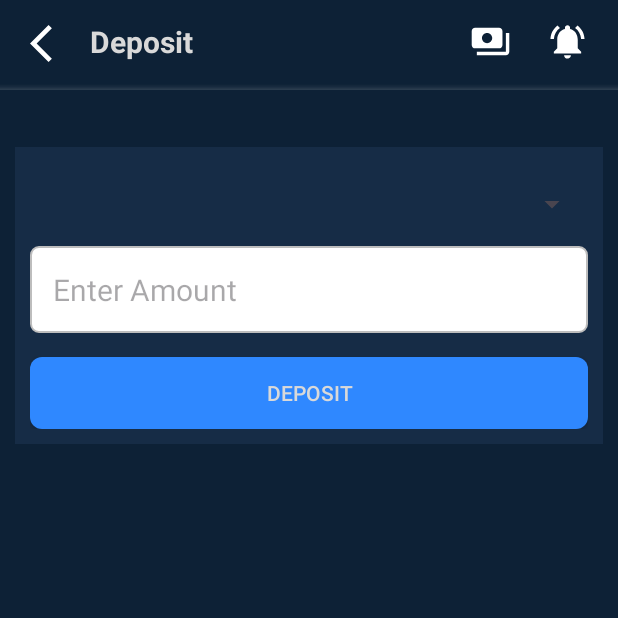
After one commit to Artan0/wallet_app, an Android app: the DepositActivity screen opened directly, with no data from a screen before it, on a phone screen of 412 x 824 dp, the top half of it. The commit adds this screen. Run offline under Robolectric (Android 15) with nearby library versions, the phone set to English and light mode, and no system bars; our stand-ins replace Firebase (no records; nobody signed in at launch, a user with empty details on screens opened directly).

Commit message:
Deposit and withdraw functionality implemented

```diff
--- a/app/build.gradle.kts
+++ b/app/build.gradle.kts
@@ -78,8 +78,12 @@ dependencies {
     implementation ("com.github.PhilJay:MPAndroidChart:v3.1.0")
     implementation("com.google.gms:google-services:4.4.1")
     implementation ("com.sun.mail:android-mail:1.6.7")
-    implementation ("com.sun.mail:android-activation:1.6.7")
+    implementation ("com.sun.mail:android-activation:1.2.0")
     implementation ("com.google.zxing:core:3.4.0")
     implementation ("com.journeyapps:zxing-android-embedded:3.6.0")
 
+//    implementation ("com.twilio.sdk:twilio:8.22.0")
+//    implementation ("com.google.android.gms:play-services-auth:20.7.0")
+//    implementation ("com.google.android.gms:play-services-auth-api-phone:20.1.0")
+
 }
--- /dev/null
+++ b/app/src/main/java/com/example/wallet_app/DepositActivity.kt
@@ -0,0 +1,162 @@
+// DepositActivity.kt
+package com.example.wallet_app
+
+import androidx.appcompat.app.AppCompatActivity
+import android.os.Bundle
+import android.widget.ArrayAdapter
+import android.widget.Spinner
+import android.widget.EditText
+import android.widget.Button
+import android.content.Intent
+import android.util.Log
+import android.view.View
+import android.view.ViewGroup
+import android.widget.ImageButton
+import android.widget.TextView
+import android.widget.Toast
+import androidx.core.content.ContextCompat
+import com.example.wallet_app.model.Card
+import com.example.wallet_app.model.Wallet
+import com.google.firebase.auth.FirebaseAuth
+import com.google.firebase.firestore.DocumentReference
+import com.google.firebase.firestore.FirebaseFirestore
+import com.google.firebase.firestore.FieldValue
+
+class DepositActivity : AppCompatActivity() {
+
+    private lateinit var cardSpinner: Spinner
+    private lateinit var amountEditText: EditText
+    private lateinit var submitDepositButton: Button
+    private lateinit var sendMoneyButton: ImageButton
+    private lateinit var notificationButton : ImageButton
+    private lateinit var backButton: ImageButton
+
+    override fun onCreate(savedInstanceState: Bundle?) {
+        super.onCreate(savedInstanceState)
+        setContentView(R.layout.activity_deposit)
+
+        cardSpinner = findViewById(R.id.cardSpinner)
+        amountEditText = findViewById(R.id.amountEditText)
+        submitDepositButton = findViewById(R.id.submitDepositButton)
+        sendMoneyButton = findViewById(R.id.sendMoneyButton)
+        notificationButton = findViewById(R.id.notificationButton)
+        backButton = findViewById(R.id.backButton)
+
+        retrieveUserCards()
+
+        submitDepositButton.setOnClickListener { onSubmitDepositClicked() }
+
+        sendMoneyButton.setOnClickListener {
+            val intent = Intent(this, TransactionActivity::class.java)
+            startActivity(intent)
+        }
+        notificationButton.setOnClickListener {
+            val intent = Intent(this, NotificationActivity::class.java)
+            startActivity(intent)
+        }
+        backButton.setOnClickListener {
+            finish()
+        }
+    }
+
+    private fun retrieveUserCards() {
+        val userId = FirebaseAuth.getInstance().currentUser?.uid
+        if (userId != null) {
+            val walletRef = FirebaseFirestore.getInstance().collection("wallets").document(userId)
+
+            walletRef.get()
+                .addOnSuccessListener { document ->
+                    if (document != null && document.exists()) {
+                        val wallet = document.toObject(Wallet::class.java)
+                        wallet?.cards?.let { cards ->
+                            val cardAdapter = object : ArrayAdapter<Card>(this, android.R.layout.simple_spinner_item, cards) {
+                                override fun getView(position: Int, convertView: View?, parent: ViewGroup): View {
+                                    val view = super.getView(position, convertView, parent)
+                                    val card = getItem(position)
+                                    val maskedCardNumber = maskCardNumber(card?.cardNumber ?: "")
+                                    (view as TextView).text = "Card: $maskedCardNumber"
+                                    view.setTextColor(ContextCompat.getColor(context, R.color.wallet_text_color))
+                                    return view
+                                }
+
+                                override fun getDropDownView(position: Int, convertView: View?, parent: ViewGroup): View {
+                                    val view = super.getDropDownView(position, convertView, parent)
+                                    val card = getItem(position)
+                                    val maskedCardNumber = maskCardNumber(card?.cardNumber ?: "")
+                                    (view as TextView).text = "Card: $maskedCardNumber"
+                                    view.setTextColor(ContextCompat.getColor(context, R.color.wallet_text_color))
+                                    return view
+                                }
+                            }
+
+                            cardAdapter.setDropDownViewResource(android.R.layout.simple_spinner_dropdown_item)
+                            cardSpinner.adapter = cardAdapter
+                        }
+                    } else {
+                        Log.d("Firestore", "No such document")
+                    }
+                }
+                .addOnFailureListener { exception ->
+                    Log.e("Firestore", "Error getting wallet document", exception)
+                }
+        }
+    }
+
+
+    private fun onSubmitDepositClicked() {
+        val selectedCard: Card = cardSpinner.selectedItem as Card
+        val enteredAmount: Double = amountEditText.text.toString().toDoubleOrNull() ?: 0.0
+
+        try {
+            validateDepositInput(enteredAmount)
+            updateBalance(selectedCard, enteredAmount)
+        } catch (e: IllegalArgumentException) {
+            showToast(e.message ?: "Invalid input")
+        }
+    }
+
+    private fun validateDepositInput(amount: Double) {
+        if (amount <= 0) {
+            throw IllegalArgumentException("Please enter a valid amount greater than 0.")
+        }
+        if (amount < 15) {
+            throw IllegalArgumentException("The minimum deposit amount is $15.")
+        }
+    }
+
+    private fun updateBalance(selectedCard: Card, amount: Double) {
+        val userId = FirebaseAuth.getInstance().currentUser?.uid
+        if (userId != null) {
+            val walletRef = FirebaseFirestore.getInstance().collection("wallets").document(userId)
+
+            // Mask the card number before displaying
+            val maskedCardNumber = maskCardNumber(selectedCard.cardNumber)
+
+            walletRef.update(
+                "balance", FieldValue.increment(amount),
+                "lastTransaction", "Deposit $amount to Card ending in $maskedCardNumber"
+            )
+                .addOnSuccessListener {
+                    showToast("Deposit successful. Added balance: $amount")
+                    clearInputFields()
+                }
+                .addOnFailureListener { exception ->
+                    Log.e("Firestore", "Error updating wallet document", exception)
+                    showToast("Failed to update balance. Please try again.")
+                }
+        }
+    }
+    private fun maskCardNumber(cardNumber: String): String {
+        val visibleDigits = 4
+        val maskedDigits = cardNumber.length - visibleDigits
+        return "*".repeat(maskedDigits) + cardNumber.substring(maskedDigits)
+    }
+
+    private fun showToast(message: String) {
+        Toast.makeText(this, message, Toast.LENGTH_SHORT).show()
+    }
+
+    private fun clearInputFields() {
+        amountEditText.text.clear()
+    }
+}
--- /dev/null
+++ b/app/src/main/res/layout/activity_deposit.xml
@@ -0,0 +1,134 @@
+<!-- activity_deposit.xml -->
+<androidx.constraintlayout.widget.ConstraintLayout xmlns:android="http://schemas.android.com/apk/res/android"
+    xmlns:tools="http://schemas.android.com/tools"
+    android:layout_width="match_parent"
+    android:layout_height="match_parent"
+    xmlns:app="http://schemas.android.com/apk/res-auto"
+    android:background="@color/wallet_background_color_secondary"
+    tools:context=".DepositActivity"
+    >
+    <androidx.constraintlayout.widget.ConstraintLayout
+        android:id="@+id/topBar"
+        android:layout_width="0dp"
+        android:layout_height="wrap_content"
+        android:orientation="horizontal"
+        android:padding="10dp"
+        app:layout_constraintEnd_toEndOf="parent"
+        app:layout_constraintStart_toStartOf="parent"
+        app:layout_constraintTop_toTopOf="parent">
+
+        <ImageButton
+            android:id="@+id/backButton"
+            android:layout_width="wrap_content"
+            android:layout_height="wrap_content"
+            android:layout_marginStart="10dp"
+            android:layout_marginTop="4dp"
+            android:background="@android:color/transparent"
+            android:src="@drawable/baseline_arrow_back_ios_24"
+            app:layout_constraintStart_toStartOf="parent"
+            app:layout_constraintTop_toTopOf="parent" />
+
+        <ImageButton
+            android:id="@+id/notificationButton"
+            android:layout_width="wrap_content"
+            android:layout_height="wrap_content"
+            android:layout_marginTop="4dp"
+            android:layout_marginEnd="10dp"
+            android:background="@android:color/transparent"
+            android:src="@drawable/baseline_notifications_active_24"
+            app:layout_constraintEnd_toEndOf="parent"
+            app:layout_constraintTop_toTopOf="parent" />
+
+        <ImageButton
+            android:id="@+id/sendMoneyButton"
+            android:layout_width="wrap_content"
+            android:layout_height="wrap_content"
+            android:layout_marginTop="4dp"
+            android:layout_marginEnd="24dp"
+            android:background="@android:color/transparent"
+            android:src="@drawable/baseline_payments_24"
+            app:layout_constraintEnd_toStartOf="@+id/notificationButton"
+            app:layout_constraintTop_toTopOf="parent" />
+
+        <TextView
+            android:id="@+id/moneyTransfer"
+            android:layout_width="wrap_content"
+            android:layout_height="wrap_content"
+            android:layout_marginStart="10dp"
+            android:layout_marginTop="4dp"
+            android:text="Deposit"
+            android:textColor="@color/wallet_text_color"
+            android:textSize="20sp"
+            android:textStyle="bold"
+            app:layout_constraintStart_toEndOf="@+id/backButton"
+            app:layout_constraintTop_toTopOf="parent" />
+
+    </androidx.constraintlayout.widget.ConstraintLayout>
+
+    <View
+        android:layout_width="0dp"
+        android:layout_height="4dp"
+        android:layout_marginTop="56dp"
+        android:background="@drawable/shadowgradient"
+        app:layout_constraintEnd_toEndOf="parent"
+        app:layout_constraintHorizontal_bias="0.0"
+        app:layout_constraintStart_toStartOf="parent"
+        app:layout_constraintTop_toTopOf="parent" />
+
+    <androidx.constraintlayout.widget.ConstraintLayout
+        android:layout_width="match_parent"
+        android:layout_height="wrap_content"
+        android:layout_margin="10dp"
+        android:layout_marginTop="1dp"
+        android:background="@color/wallet_background_color"
+        android:padding="10dp"
+        app:layout_constraintBottom_toBottomOf="parent"
+        app:layout_constraintEnd_toEndOf="parent"
+        app:layout_constraintHorizontal_bias="0.473"
+        app:layout_constraintStart_toStartOf="parent"
+        app:layout_constraintTop_toBottomOf="@id/topBar"
+        app:layout_constraintVertical_bias="0.062">
+
+        <Spinner
+            android:id="@+id/cardSpinner"
+            android:layout_width="match_parent"
+            android:layout_height="wrap_content"
+            android:layout_marginTop="16dp"
+            android:prompt="@string/select_card"
+            app:layout_constraintBottom_toTopOf="@id/amountEditText"
+            app:layout_constraintLeft_toLeftOf="parent"
+            app:layout_constraintRight_toRightOf="parent"
+            app:layout_constraintTop_toTopOf="parent" />
+
+        <!-- Add an EditText for entering the amount -->
+        <EditText
+            android:id="@+id/amountEditText"
+            android:layout_width="match_parent"
+            android:layout_height="wrap_content"
+            android:layout_below="@id/cardSpinner"
+            android:layout_marginTop="16dp"
+            android:background="@drawable/edit_text"
+            android:hint="Enter Amount"
+            android:padding="15dp"
+            android:textSize="20sp"
+            app:layout_constraintBottom_toTopOf="@id/submitDepositButton"
+            app:layout_constraintLeft_toLeftOf="parent"
+            app:layout_constraintRight_toRightOf="parent"
+            app:layout_constraintTop_toBottomOf="@id/cardSpinner" />
+
+        <!-- Add a Button for submitting the deposit -->
+        <androidx.appcompat.widget.AppCompatButton
+            android:id="@+id/submitDepositButton"
+            android:layout_width="match_parent"
+            android:layout_height="wrap_content"
+            android:layout_below="@id/amountEditText"
+            android:layout_marginTop="16dp"
+            android:text="Deposit"
+            android:textColor="@color/wallet_text_color"
+            android:background="@drawable/button_primary"
+            app:layout_constraintLeft_toLeftOf="parent"
+            app:layout_constraintRight_toRightOf="parent"
+            app:layout_constraintTop_toBottomOf="@id/amountEditText" />
+
+    </androidx.constraintlayout.widget.ConstraintLayout>
+</androidx.constraintlayout.widget.ConstraintLayout>
--- a/app/src/main/res/values/strings.xml
+++ b/app/src/main/res/values/strings.xml
@@ -16,5 +16,6 @@
     <string name="title_notifications">Notifications</string>
     <string name="scan_qr_code">Scan QR Code</string>
     <string name="generate_qr_code">Generate QR Code</string>
+    <string name="select_card">Select Card</string>
 
 </resources>
```
Also changed, not shown: app/src/main/AndroidManifest.xml (+16 -7 lines), app/src/main/java/com/example/wallet_app/HomeActivity.kt (+13 -0 lines), app/src/main/java/com/example/wallet_app/TransactionActivity.kt (+14 -1 lines), app/src/main/java/com/example/wallet_app/WithdrawActivity.kt (added, +162 -0 lines), app/src/main/res/layout/activity_withdraw.xml (added, +134 -0 lines).
